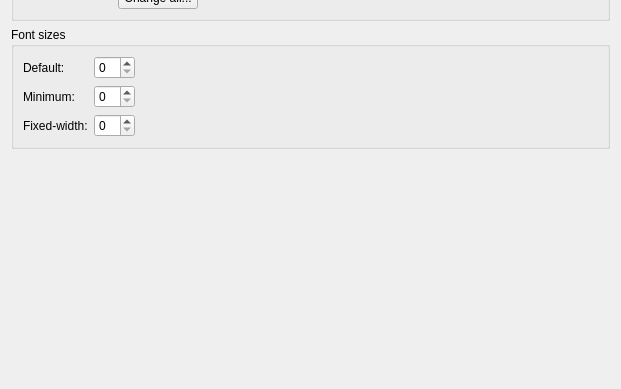
First picture: the form in src/util/xsd/wkfontswidget.ui, repository 0xd34df00d/leechcraft, before the edit; both pictures show x 0 to 621 and y 173 to 562 of the 621 by 562 pixel window.
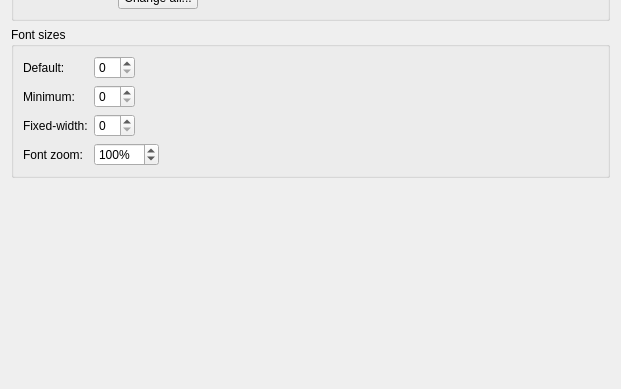
Second picture: the form after the edit. Custom widgets are drawn as their Qt base class.

Commit message: [Util] Added font zoom spinbox.

What changed in the file:
```diff
--- a/src/util/xsd/wkfontswidget.ui
+++ b/src/util/xsd/wkfontswidget.ui
@@ -132,6 +132,29 @@
       <item row="2" column="1">
        <widget class="QSpinBox" name="SizeFixedWidth_"/>
       </item>
+      <item row="3" column="0">
+       <widget class="QLabel" name="label_10">
+        <property name="text">
+         <string>Font zoom:</string>
+        </property>
+       </widget>
+      </item>
+      <item row="3" column="1">
+       <widget class="QSpinBox" name="Zoom_">
+        <property name="suffix">
+         <string notr="true">%</string>
+        </property>
+        <property name="minimum">
+         <number>10</number>
+        </property>
+        <property name="maximum">
+         <number>1600</number>
+        </property>
+        <property name="value">
+         <number>100</number>
+        </property>
+       </widget>
+      </item>
      </layout>
     </widget>
    </item>
```
